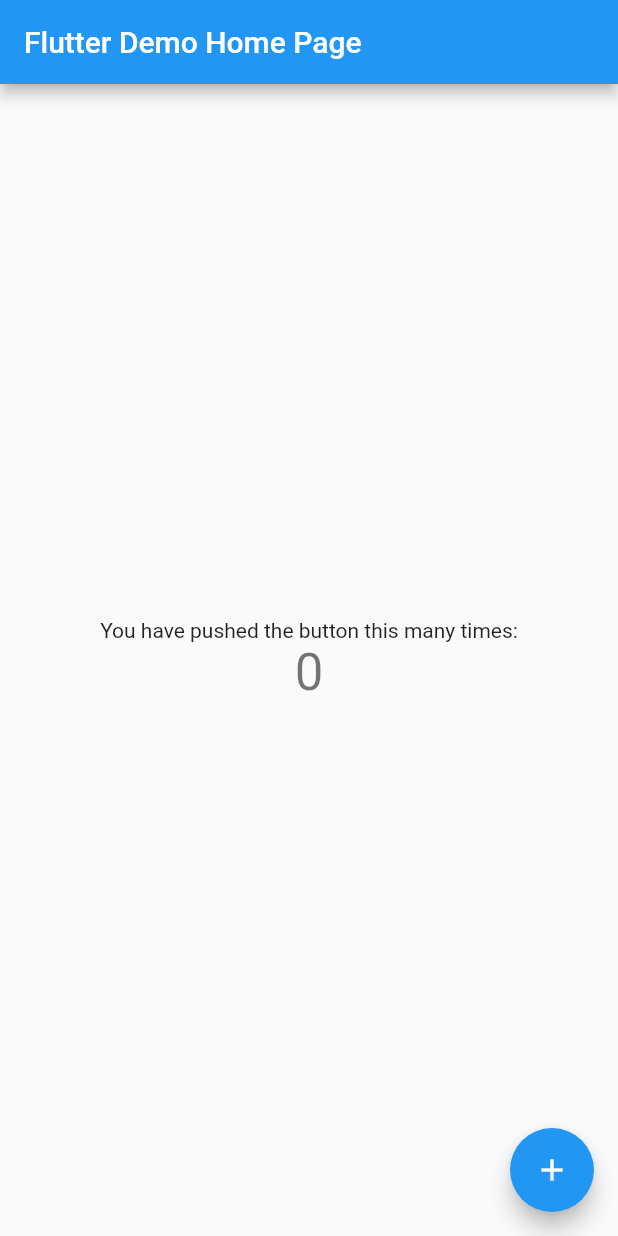
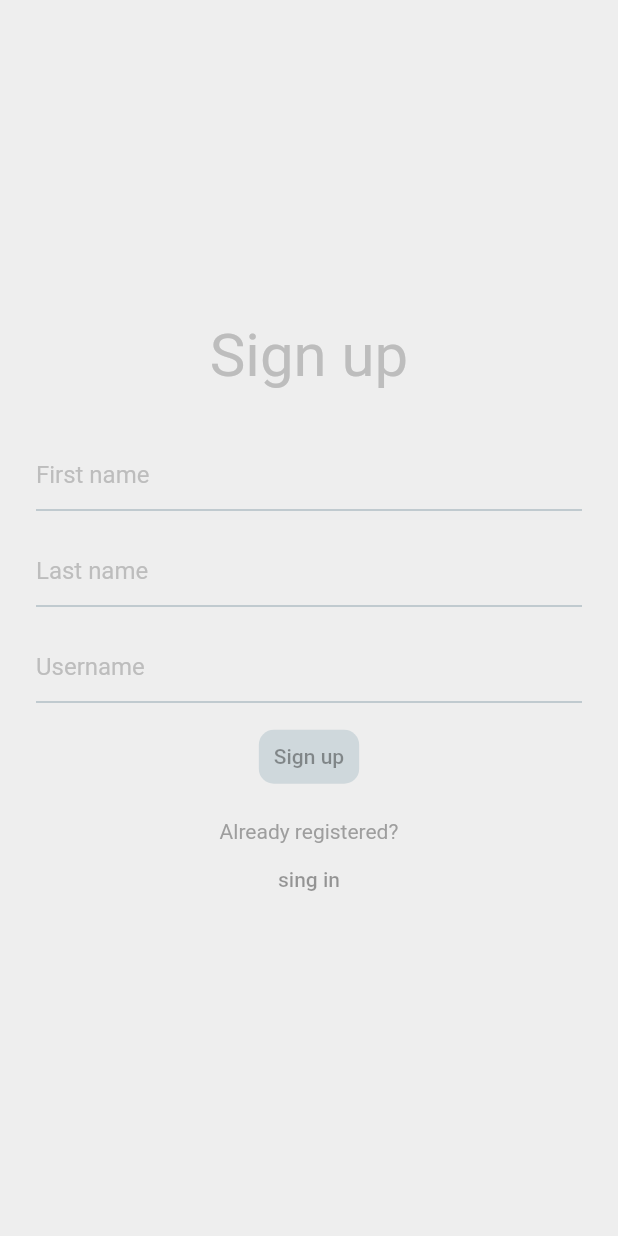
Before and after one commit to EmilKaczmarski/Dreams_Flutter, a Flutter app: the screen it shows after launch, on a phone screen of 412 x 824 dp. Run offline on Flutter 3.47's test engine with Material 2 defaults, Android fonts, the phone set to English and light mode, and no system bars.

Commit message:
added singup class

```diff
--- a/lib/main.dart
+++ b/lib/main.dart
@@ -1,65 +1,148 @@
+import 'package:flutter/cupertino.dart';
 import 'package:flutter/material.dart';
 
-void main() {
-  runApp(MyApp());
-}
+void main() => runApp(
+  SignUpApp(),
+);
 
-class MyApp extends StatelessWidget {
+class SignUpApp extends StatelessWidget {
   @override
   Widget build(BuildContext context) {
     return MaterialApp(
-      title: 'Flutter Demo',
-      theme: ThemeData(
-        primarySwatch: Colors.blue,
-        visualDensity: VisualDensity.adaptivePlatformDensity,
-      ),
-      home: MyHomePage(title: 'Flutter Demo Home Page'),
+      routes: {
+        '/': (context) => SignUpScreen(),
+      },
     );
   }
 }
 
-class MyHomePage extends StatefulWidget {
-  MyHomePage({Key key, this.title}) : super(key: key);
-  final String title;
-
-  @override
-  _MyHomePageState createState() => _MyHomePageState();
-}
-
-class _MyHomePageState extends State<MyHomePage> {
-  int _counter = 0;
-
-  void _incrementCounter() {
-    setState(() {
-      _counter++;
-    });
-  }
-
+class SignUpScreen extends StatelessWidget {
   @override
   Widget build(BuildContext context) {
+    void _signInButtonPressed() {
+    }
     return Scaffold(
-      appBar: AppBar(
-        title: Text(widget.title),
-      ),
-      body: Center(
+      backgroundColor: Colors.grey[200],
+      body: Container(
         child: Column(
-          mainAxisAlignment: MainAxisAlignment.center,
-          children: <Widget>[
-            Text(
-              'You have pushed the button this many times:',
-            ),
-            Text(
-              '$_counter',
-              style: Theme.of(context).textTheme.headline4,
-            ),
-          ],
-        ),
-      ),
-      floatingActionButton: FloatingActionButton(
-        onPressed: _incrementCounter,
-        tooltip: 'Increment',
-        child: Icon(Icons.add),
+            mainAxisAlignment: MainAxisAlignment.center,
+            crossAxisAlignment: CrossAxisAlignment.center,
+            children: [
+              Container(
+                  margin: EdgeInsets.fromLTRB(0.0, 0.0, 0.0, 24.0),
+                  child: Text(
+                    'Sign up',
+                    style: TextStyle(
+                      color: Colors.grey[400],
+                      fontSize: 40,
+                    ),
+                  )),
+              SignUpForm(),
+              FlatButton(
+                padding: EdgeInsets.all(10),
+                onPressed: null,
+                child: Container(
+                  decoration: new BoxDecoration(
+                    borderRadius: BorderRadius.all(Radius.circular(10)),
+                    color: Colors.blueGrey[100],
+                  ),
+                  padding: EdgeInsets.all(10),
+                  child: Text('Sign up'),
+                ),
+              ),
+              Container(
+                margin: EdgeInsets.fromLTRB(0, 14, 0, 0),
+                child: Text("Already registered?",
+                  style: TextStyle(
+                      color: Colors.grey[500]
+                  ),
+                ),
+              ),
+              FlatButton(
+                child: Text("sing in"),
+              )
+            ]),
       ),
     );
   }
 }
+
+class SignUpForm extends StatefulWidget {
+  @override
+  _SignUpFormState createState() => _SignUpFormState();
+}
+
+class _SignUpFormState extends State<SignUpForm> {
+  final _firstNameTextController = TextEditingController();
+  final _lastNameTextController = TextEditingController();
+  final _usernameTextController = TextEditingController();
+
+  @override
+  Widget build(BuildContext context) {
+    return Form(
+      child: Column(
+        mainAxisAlignment: MainAxisAlignment.center,
+        crossAxisAlignment: CrossAxisAlignment.center,
+        children: [
+          Padding(
+            padding: EdgeInsets.fromLTRB(24.0, 8.0, 24.0, 8.0),
+            child: TextFormField(
+              controller: _firstNameTextController,
+              decoration: InputDecoration(
+                hintText: 'First name',
+                hintStyle: TextStyle(color: Colors.grey[400]),
+                enabledBorder: UnderlineInputBorder(
+                  borderSide: BorderSide(color: Colors.blueGrey[200]),
+                ),
+                focusedBorder: UnderlineInputBorder(
+                  borderSide: BorderSide(color: Colors.blueGrey[900]),
+                ),
+              ),
+              style: TextStyle(
+                color: Colors.blueGrey[600],
+              ),
+            ),
+          ),
+          Padding(
+            padding: EdgeInsets.fromLTRB(24.0, 8.0, 24.0, 8.0),
+            child: TextFormField(
+              controller: _lastNameTextController,
+              decoration: InputDecoration(
+                hintText: 'Last name',
+                hintStyle: TextStyle(color: Colors.grey[400]),
+                enabledBorder: UnderlineInputBorder(
+                  borderSide: BorderSide(color: Colors.blueGrey[200]),
+                ),
+                focusedBorder: UnderlineInputBorder(
+                  borderSide: BorderSide(color: Colors.blueGrey[900]),
+                ),
+              ),
+              style: TextStyle(
+                color: Colors.blueGrey[600],
+              ),
+            ),
+          ),
+          Padding(
+            padding: EdgeInsets.fromLTRB(24.0, 8.0, 24.0, 8.0),
+            child: TextFormField(
+              controller: _usernameTextController,
+              decoration: InputDecoration(
+                hintText: 'Username',
+                hintStyle: TextStyle(color: Colors.grey[400]),
+                enabledBorder: UnderlineInputBorder(
+                  borderSide: BorderSide(color: Colors.blueGrey[200]),
+                ),
+                focusedBorder: UnderlineInputBorder(
+                  borderSide: BorderSide(color: Colors.blueGrey[900]),
+                ),
+              ),
+              style: TextStyle(
+                color: Colors.blueGrey[600],
+              ),
+            ),
+          ),
+        ],
+      ),
+    );
+  }
+}
```
